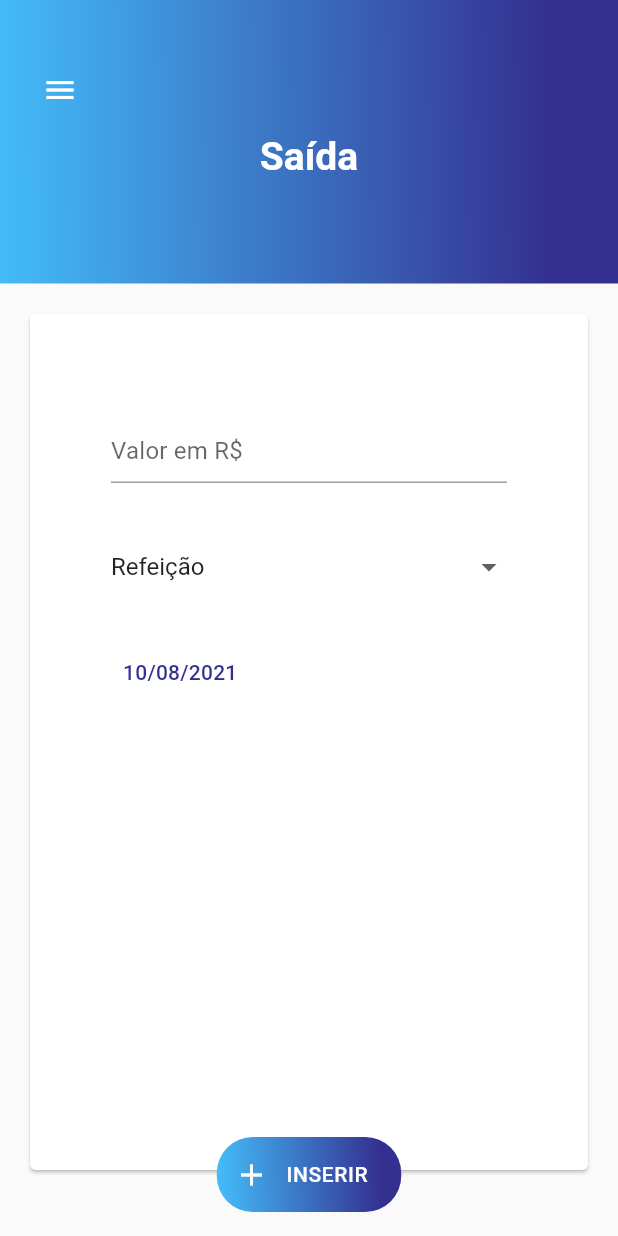
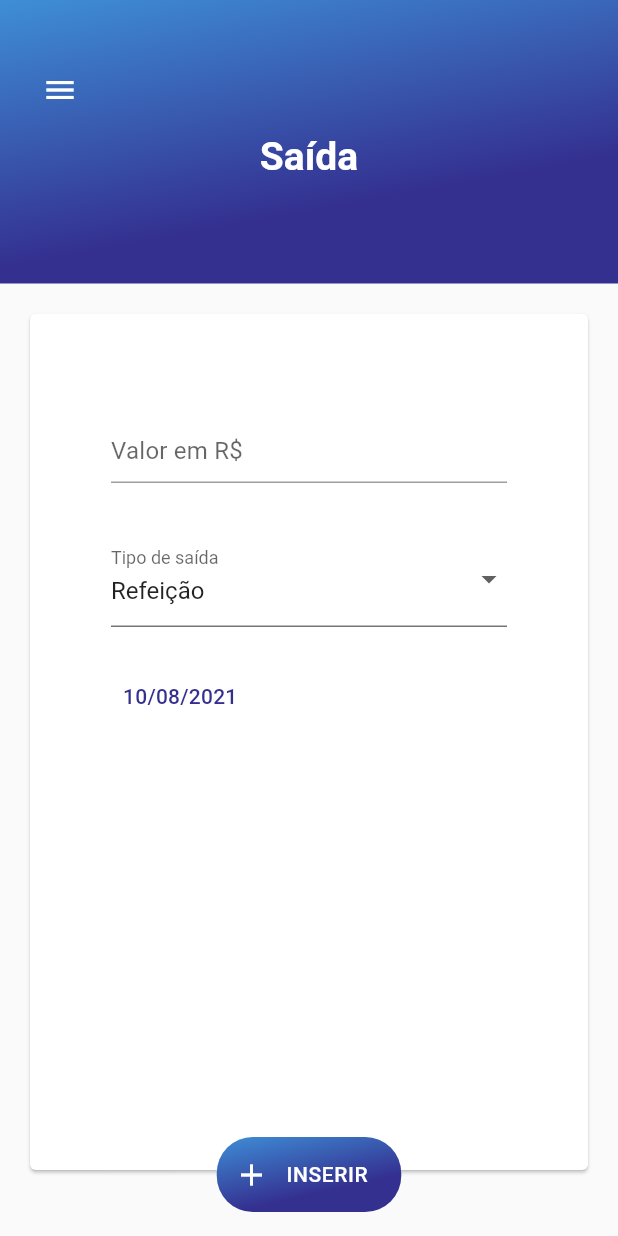
Before and after one commit to adensoares/raroacademy-budget, a Flutter app: the ExpensesPage screen opened directly, on a phone screen of 412 x 824 dp. Run offline on Flutter 3.47's test engine with Material 2 defaults, Android fonts, the phone set to English and light mode, and no system bars; our stand-ins replace mask_text_input_formatter; missing offline and left inert: animated_card, validatorless, wc_form_validators; project files that could hold a hidden picture were left out.

Commit message:
Ajuste do campo Tipo de saida da pagina expenses

```diff
--- a/lib/src/app.dart
+++ b/lib/src/app.dart
@@ -16,7 +16,7 @@ class App extends StatelessWidget {
       theme: ThemeData(
         primarySwatch: AppColors.customMaterialPurple,
       ),
-      home: IncomesPage(),
+      home: ExpensesPage(),
     );
   }
 }
--- a/lib/src/modules/expenses/expenses_page.dart
+++ b/lib/src/modules/expenses/expenses_page.dart
@@ -55,7 +55,7 @@ class _ExpensesPageState extends State<ExpensesPage> {
     return Scaffold(
       appBar: SimpleAppbar(
         title: "Saída",
-        gradient: AppColors.splashGradient,
+        gradient: AppColors.headerButtonGradient,
         expanded: true,
       ),
       drawer: Drawer(),
@@ -86,10 +86,14 @@ class _ExpensesPageState extends State<ExpensesPage> {
                     ),
                     Container(
                       width: MediaQuery.of(context).size.width,
-                      child: DropdownButtonHideUnderline(
-                        child: DropdownButton(
+                      child: DropdownButtonFormField(
+                        decoration: InputDecoration(
+                          enabledBorder: UnderlineInputBorder(
+                            borderSide: BorderSide(color: AppColors.gray),
+                          ),
+                          labelText: 'Tipo de saída',
+                        ),
                         isExpanded: true,
-                          underline: Container(),
                         onChanged: (value) {
                           setState(() {
                             _value = value as DropDownExpensesType;
@@ -97,8 +101,7 @@ class _ExpensesPageState extends State<ExpensesPage> {
                         },
                         value: _value,
                         selectedItemBuilder: (BuildContext context) {
-                            return list
-                                .map<Widget>((DropDownExpensesType item) {
+                          return list.map<Widget>((DropDownExpensesType item) {
                             return Row(
                               children: [
                                 Text(_value.value),
@@ -120,12 +123,10 @@ class _ExpensesPageState extends State<ExpensesPage> {
                                       iconcolor: e.iconsWidget.iconcolor,
                                     ),
                                     Padding(
-                                        padding:
-                                            const EdgeInsets.only(left: 8.0),
+                                      padding: const EdgeInsets.only(left: 8.0),
                                       child: Text(
                                         e.value,
-                                          style:
-                                              AppTextStyles.black16w400Roboto,
+                                        style: AppTextStyles.black16w400Roboto,
                                       ),
                                     )
                                   ],
@@ -133,7 +134,6 @@ class _ExpensesPageState extends State<ExpensesPage> {
                               ),
                             )
                             .toList(),
-                        ),
                       ),
                     ),
                     Padding(
@@ -170,7 +170,7 @@ class _ExpensesPageState extends State<ExpensesPage> {
             Icons.add,
             color: Colors.white,
           ),
-          gradient: AppColors.splashGradient,
+          gradient: AppColors.headerButtonGradient,
           onTap: () {}),
       floatingActionButtonLocation: FloatingActionButtonLocation.centerFloat,
     );
```
Also changed, not shown: pubspec.lock. Lines whose indentation alone changed are shown as unchanged.
